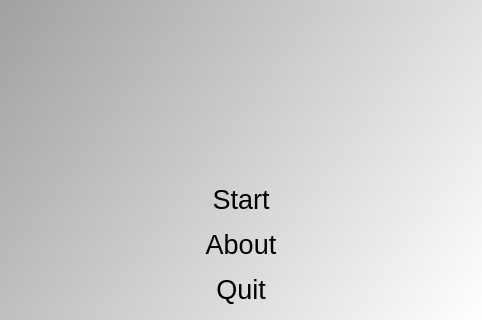
The window that Tools/ToolHometrainer/qthometrainermenudialog.ui (richelbilderbeek/ProjectRichelBilderbeek) describes before a commit, drawn with Qt 5; both pictures show x 0 to 482 and y 339 to 659 of the 482 by 659 pixel window.
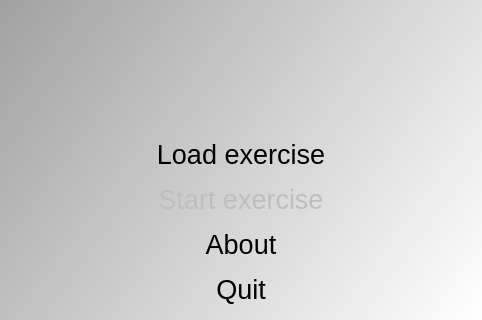
The same window after the commit. Icons and pictures are not drawn.

```diff
--- a/Tools/ToolHometrainer/qthometrainermenudialog.ui
+++ b/Tools/ToolHometrainer/qthometrainermenudialog.ui
@@ -27,41 +27,12 @@
 background-color: qlineargradient(x1: 0, y1: 0, x2: 1, y2: 1, stop: 0  #808080, stop: 1 #ffffff);
 }
 QPushButton { background-color: rgb(255, 255, 255);  }
-QPushButton { color: rgb(0,0,0); }
+QPushButton:enabled { color: rgb(0,0,0); }
+QPushButton:disables { color: rgb(128,128,128); }
 QPushButton { font: 48px, &quot;monospace&quot; }</string>
   </property>
-  <layout class="QGridLayout" name="gridLayout">
-   <item row="2" column="0">
-    <widget class="QPushButton" name="button_about">
-     <property name="text">
-      <string>About</string>
-     </property>
-     <property name="flat">
-      <bool>true</bool>
-     </property>
-    </widget>
-   </item>
-   <item row="3" column="0">
-    <widget class="QPushButton" name="button_quit">
-     <property name="text">
-      <string>Quit</string>
-     </property>
-     <property name="flat">
-      <bool>true</bool>
-     </property>
-    </widget>
-   </item>
-   <item row="1" column="0">
-    <widget class="QPushButton" name="button_start">
-     <property name="text">
-      <string>Start</string>
-     </property>
-     <property name="flat">
-      <bool>true</bool>
-     </property>
-    </widget>
-   </item>
-   <item row="0" column="0">
+  <layout class="QVBoxLayout" name="verticalLayout">
+   <item>
     <widget class="QLabel" name="label">
      <property name="text">
       <string/>
@@ -74,6 +45,49 @@
      </property>
     </widget>
    </item>
+   <item>
+    <widget class="QPushButton" name="button_load_exercise">
+     <property name="text">
+      <string>Load exercise</string>
+     </property>
+     <property name="flat">
+      <bool>true</bool>
+     </property>
+    </widget>
+   </item>
+   <item>
+    <widget class="QPushButton" name="button_start_exercise">
+     <property name="enabled">
+      <bool>false</bool>
+     </property>
+     <property name="text">
+      <string>Start exercise</string>
+     </property>
+     <property name="flat">
+      <bool>true</bool>
+     </property>
+    </widget>
+   </item>
+   <item>
+    <widget class="QPushButton" name="button_about">
+     <property name="text">
+      <string>About</string>
+     </property>
+     <property name="flat">
+      <bool>true</bool>
+     </property>
+    </widget>
+   </item>
+   <item>
+    <widget class="QPushButton" name="button_quit">
+     <property name="text">
+      <string>Quit</string>
+     </property>
+     <property name="flat">
+      <bool>true</bool>
+     </property>
+    </widget>
+   </item>
   </layout>
  </widget>
  <tabstops>
```
Left out of the diff: 2 changed lines with no effect on the pictures.
